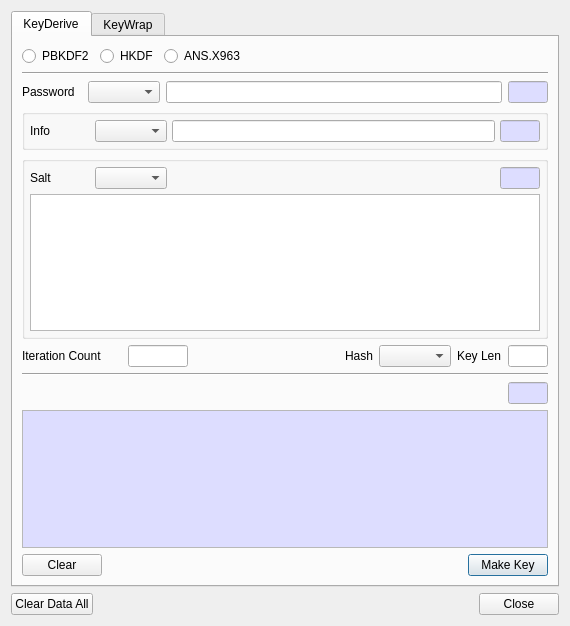
Old version of the form BerEditor/key_man_dlg.ui in the repository jykim74/BerEditor.
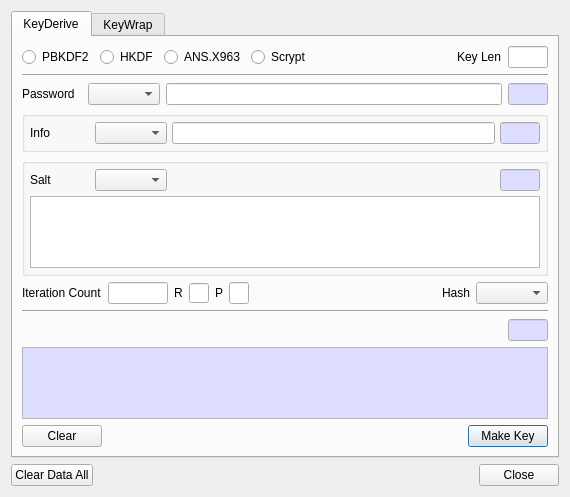
New version of the form.

Commit message: KeyManage Scrypt 지원

```diff
--- a/BerEditor/key_man_dlg.ui
+++ b/BerEditor/key_man_dlg.ui
@@ -7,7 +7,7 @@
     <x>0</x>
     <y>0</y>
     <width>570</width>
-    <height>626</height>
+    <height>497</height>
    </rect>
   </property>
   <property name="windowTitle">
@@ -29,17 +29,10 @@
          <property name="topMargin">
           <number>0</number>
          </property>
-         <item row="0" column="1">
-          <widget class="QRadioButton" name="mHKDFRadio">
+         <item row="0" column="5">
+          <widget class="QLabel" name="label_6">
            <property name="text">
-            <string>HKDF</string>
-           </property>
-          </widget>
-         </item>
-         <item row="0" column="0">
-          <widget class="QRadioButton" name="mPBKDF2Radio">
-           <property name="text">
-            <string>PBKDF2</string>
+            <string>Key Len</string>
            </property>
           </widget>
          </item>
@@ -50,7 +43,14 @@
            </property>
           </widget>
          </item>
-         <item row="0" column="3">
+         <item row="0" column="0">
+          <widget class="QRadioButton" name="mPBKDF2Radio">
+           <property name="text">
+            <string>PBKDF2</string>
+           </property>
+          </widget>
+         </item>
+         <item row="0" column="4">
           <spacer name="horizontalSpacer_11">
            <property name="orientation">
             <enum>Qt::Horizontal</enum>
@@ -63,6 +63,30 @@
            </property>
           </spacer>
          </item>
+         <item row="0" column="3">
+          <widget class="QRadioButton" name="mScryptRadio">
+           <property name="text">
+            <string>Scrypt</string>
+           </property>
+          </widget>
+         </item>
+         <item row="0" column="1">
+          <widget class="QRadioButton" name="mHKDFRadio">
+           <property name="text">
+            <string>HKDF</string>
+           </property>
+          </widget>
+         </item>
+         <item row="0" column="6">
+          <widget class="QLineEdit" name="mKeyLenText">
+           <property name="maximumSize">
+            <size>
+             <width>40</width>
+             <height>16777215</height>
+            </size>
+           </property>
+          </widget>
+         </item>
         </layout>
        </item>
        <item>
@@ -359,31 +383,11 @@
        </item>
        <item>
         <layout class="QGridLayout" name="gridLayout_3">
-         <item row="0" column="5">
-          <widget class="QLabel" name="label_6">
-           <property name="text">
-            <string>Key Len</string>
-           </property>
-          </widget>
-         </item>
-         <item row="0" column="2">
-          <spacer name="horizontalSpacer_6">
-           <property name="orientation">
-            <enum>Qt::Horizontal</enum>
-           </property>
-           <property name="sizeHint" stdset="0">
-            <size>
-             <width>40</width>
-             <height>20</height>
-            </size>
-           </property>
-          </spacer>
-         </item>
          <item row="0" column="0">
           <widget class="QLabel" name="mIterCntLabel">
            <property name="minimumSize">
             <size>
-             <width>100</width>
+             <width>0</width>
              <height>0</height>
             </size>
            </property>
@@ -392,6 +396,39 @@
            </property>
           </widget>
          </item>
+         <item row="0" column="4">
+          <widget class="QLabel" name="mPLabel">
+           <property name="text">
+            <string>P</string>
+           </property>
+          </widget>
+         </item>
+         <item row="0" column="3">
+          <widget class="QLineEdit" name="mRText">
+           <property name="minimumSize">
+            <size>
+             <width>20</width>
+             <height>0</height>
+            </size>
+           </property>
+           <property name="maximumSize">
+            <size>
+             <width>20</width>
+             <height>20</height>
+            </size>
+           </property>
+           <property name="maxLength">
+            <number>2</number>
+           </property>
+          </widget>
+         </item>
+         <item row="0" column="2">
+          <widget class="QLabel" name="mRLabel">
+           <property name="text">
+            <string>R</string>
+           </property>
+          </widget>
+         </item>
          <item row="0" column="1">
           <widget class="QLineEdit" name="mIterCntText">
            <property name="maximumSize">
@@ -402,21 +439,40 @@
            </property>
           </widget>
          </item>
-         <item row="0" column="3">
-          <widget class="QLabel" name="label_5">
-           <property name="text">
-            <string>Hash</string>
-           </property>
-          </widget>
-         </item>
-         <item row="0" column="4">
+         <item row="0" column="8">
           <widget class="QComboBox" name="mHashCombo"/>
          </item>
          <item row="0" column="6">
-          <widget class="QLineEdit" name="mKeyLenText">
-           <property name="maximumSize">
+          <spacer name="horizontalSpacer_6">
+           <property name="orientation">
+            <enum>Qt::Horizontal</enum>
+           </property>
+           <property name="sizeHint" stdset="0">
             <size>
              <width>40</width>
+             <height>20</height>
+            </size>
+           </property>
+          </spacer>
+         </item>
+         <item row="0" column="7">
+          <widget class="QLabel" name="mHashLabel">
+           <property name="text">
+            <string>Hash</string>
+           </property>
+          </widget>
+         </item>
+         <item row="0" column="5">
+          <widget class="QLineEdit" name="mPText">
+           <property name="minimumSize">
+            <size>
+             <width>20</width>
+             <height>0</height>
+            </size>
+           </property>
+           <property name="maximumSize">
+            <size>
+             <width>20</width>
              <height>16777215</height>
             </size>
            </property>
```
Left out of the diff: 4 changed lines with no effect on the pictures. The commit also changes 2 other files.
